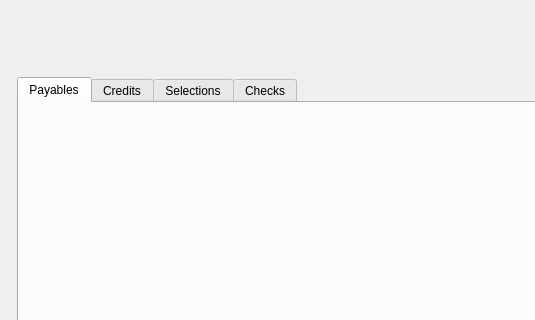
Above: xtuple/trunk/guiclient/apWorkBench.ui from WooodHead/xtuple before the change; both pictures show x 0 to 535 and y 0 to 320 of the 800 by 600 pixel window. Below: the same form after it.
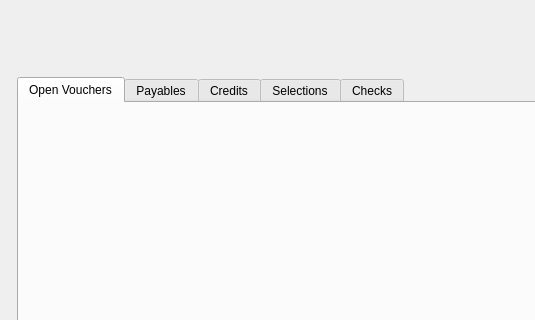
That is the form after the change. Custom widgets are drawn as their Qt base class.

Commit message: Issue #9293:add openVouchers to apWorkBench

```diff
--- a/xtuple/trunk/guiclient/apWorkBench.ui
+++ b/xtuple/trunk/guiclient/apWorkBench.ui
@@ -127,6 +127,12 @@
        <property name="currentIndex" >
         <number>0</number>
        </property>
+       <widget class="QWidget" name="_vouchersTab" >
+        <attribute name="title" >
+         <string>Open Vouchers</string>
+        </attribute>
+        <layout class="QGridLayout" name="_vouchersTabLayout" />
+       </widget>
        <widget class="QWidget" name="_payablesTab" >
         <attribute name="title" >
          <string>Payables</string>
```
The commit also changes 5 other files.
